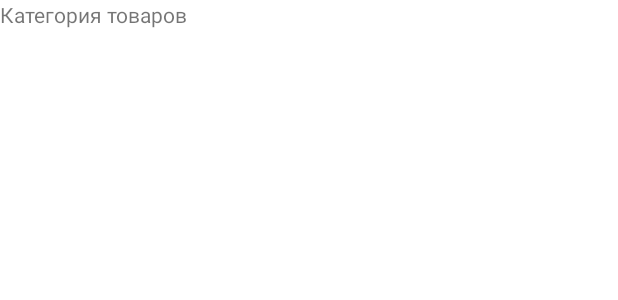
After one commit to NIKSHLYKOV/ClothesShop, an Android app: the layout fragment_category.xml on its own in the app's theme, with its tools: preview values and no code run, on a phone screen of 412 x 824 dp. The commit adds this screen. Shown: the top 300 px of the screen. Run offline under Robolectric (Android 15) with nearby library versions, the phone set to English and light mode, and no system bars.

Commit message:
add CategoryFragment

```diff
--- /dev/null
+++ b/app/src/main/res/layout/fragment_category.xml
@@ -0,0 +1,11 @@
+<?xml version="1.0" encoding="utf-8"?>
+<LinearLayout xmlns:android="http://schemas.android.com/apk/res/android"
+    android:orientation="vertical" android:layout_width="match_parent"
+    android:layout_height="match_parent">
+
+    <TextView
+        android:id="@+id/textView2"
+        android:layout_width="match_parent"
+        android:layout_height="wrap_content"
+        android:text="Категория товаров" />
+</LinearLayout>
```
Also changed, not shown: app/src/main/java/ru/nikshlykov/clothesshop/ui/fragments/CategoryFragment.kt (added, +18 -0 lines), app/src/main/res/navigation/goods_navigation.xml (+10 -1 lines).
